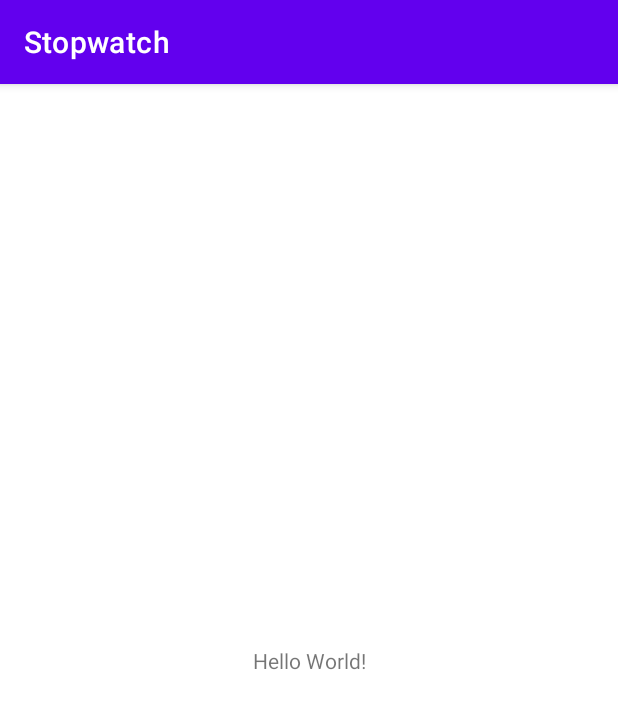
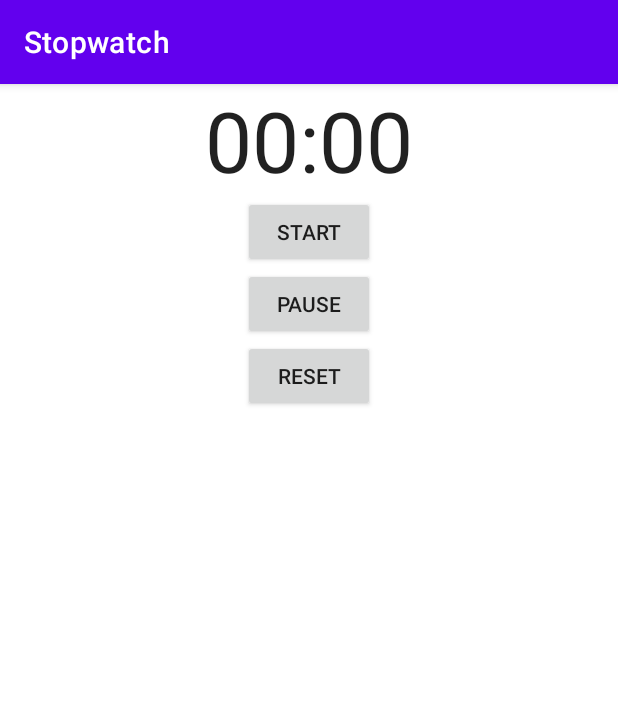
Before and after one commit to hayohtee/Stopwatch, an Android app: the screen it shows after launch (MainActivity), on a phone screen of 412 x 824 dp. Shown: the top 709 px of the screen. Run offline under Robolectric (Android 15) with nearby library versions, the phone set to English and light mode, and no system bars.

Commit message:
Update activity_main.xml
Changed default generated layout to LinearLayout, and also added a Chronometer view to act as a timer and three buttons for starting, pausing and resetting the timer

```diff
--- a/app/src/main/res/layout/activity_main.xml
+++ b/app/src/main/res/layout/activity_main.xml
@@ -1,18 +1,36 @@
 <?xml version="1.0" encoding="utf-8"?>
-<androidx.constraintlayout.widget.ConstraintLayout xmlns:android="http://schemas.android.com/apk/res/android"
-    xmlns:app="http://schemas.android.com/apk/res-auto"
+<androidx.appcompat.widget.LinearLayoutCompat xmlns:android="http://schemas.android.com/apk/res/android"
     xmlns:tools="http://schemas.android.com/tools"
     android:layout_width="match_parent"
     android:layout_height="match_parent"
+    android:gravity="center_horizontal"
+    android:orientation="vertical"
     tools:context=".MainActivity">
 
-    <TextView
+    <Chronometer
+        android:id="@+id/stopwatch"
         android:layout_width="wrap_content"
         android:layout_height="wrap_content"
-        android:text="Hello World!"
-        app:layout_constraintBottom_toBottomOf="parent"
-        app:layout_constraintEnd_toEndOf="parent"
-        app:layout_constraintStart_toStartOf="parent"
-        app:layout_constraintTop_toTopOf="parent" />
+        android:textSize="56sp" />
 
-</androidx.constraintlayout.widget.ConstraintLayout>
+    <androidx.appcompat.widget.AppCompatButton
+        android:id="@+id/start_button"
+        android:layout_width="wrap_content"
+        android:layout_height="wrap_content"
+        android:text="@string/start" />
+
+
+    <androidx.appcompat.widget.AppCompatButton
+        android:id="@+id/pause_button"
+        android:layout_width="wrap_content"
+        android:layout_height="wrap_content"
+        android:text="@string/pause" />
+
+
+    <androidx.appcompat.widget.AppCompatButton
+        android:id="@+id/reset_button"
+        android:layout_width="wrap_content"
+        android:layout_height="wrap_content"
+        android:text="@string/reset" />
+
+</androidx.appcompat.widget.LinearLayoutCompat>
```
